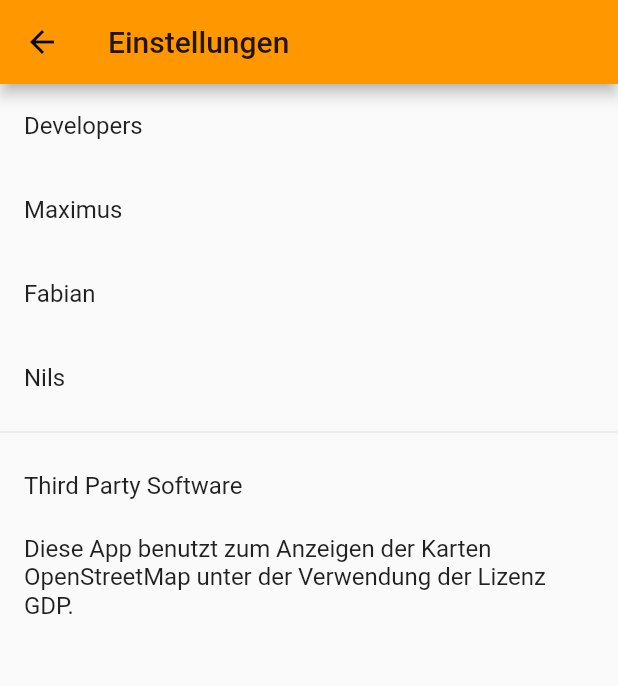
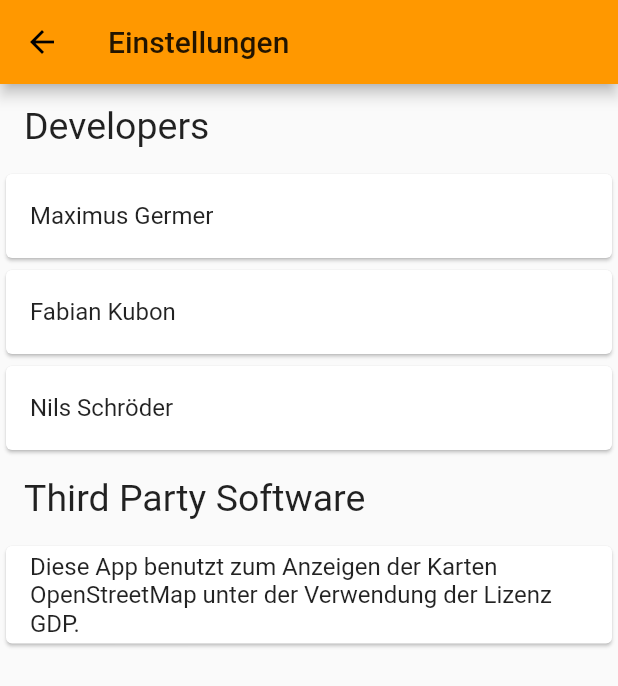
Before and after one commit to Maxgermany/PotholeRouteCalculatorFrontEnd, a Flutter app: the screen it shows after launch, in the side drawer, after a tap on "Einstellungen", on a phone screen of 412 x 824 dp. Shown: the top 686 px of the screen. Run offline on Flutter 3.47's test engine with Material 2 defaults, Android fonts, the phone set to English and light mode, and no system bars; our stand-ins replace flutter_map, latlong, shared_preferences, transparent_image; network calls fail.

Commit message:
small vis update

```diff
--- a/potholeroutes/lib/screens/AboutScreen.dart
+++ b/potholeroutes/lib/screens/AboutScreen.dart
@@ -21,18 +21,30 @@ class _AboutWidgetState extends State<AboutWidget> {
             ListTile(
               title: Text(
                 "Developers",
+                style: TextStyle(fontSize: 25),
               ),
             ),
-            ListTile(title: Text("Maximus")),
-            ListTile(title: Text("Fabian")),
-            ListTile(title: Text("Nils")),
-            Divider(),
-            ListTile(
-              title: Text("Third Party Software"),
-            ),
+            Card(
+                clipBehavior: Clip.antiAlias,
+                child: ListTile(title: Text("Maximus Germer"))),
+            Card(
+                clipBehavior: Clip.antiAlias,
+                child: ListTile(title: Text("Fabian Kubon"))),
+            Card(
+                clipBehavior: Clip.antiAlias,
+                child: ListTile(title: Text("Nils Schröder"))),
             ListTile(
               title: Text(
-                  'Diese App benutzt zum Anzeigen der Karten OpenStreetMap unter der Verwendung der Lizenz GDP.'),
+                "Third Party Software",
+                style: TextStyle(fontSize: 25),
+              ),
+            ),
+            Card(
+              clipBehavior: Clip.antiAlias,
+              child: ListTile(
+                title: Text(
+                    'Diese App benutzt zum Anzeigen der Karten OpenStreetMap unter der Verwendung der Lizenz GDP.'),
+              ),
             )
           ],
         )));
```
